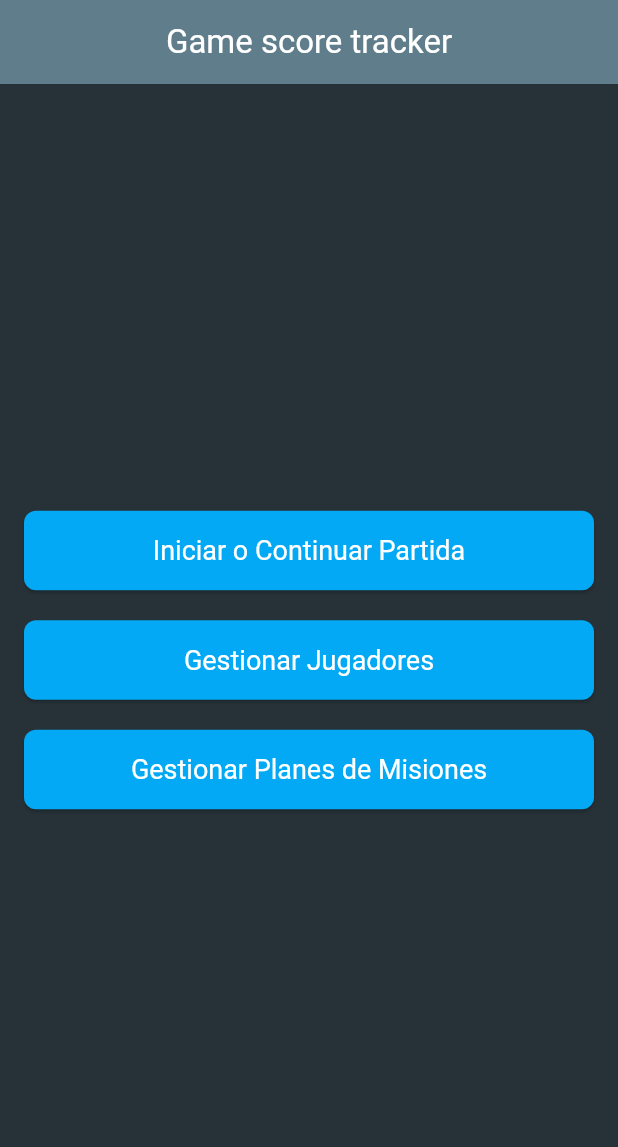
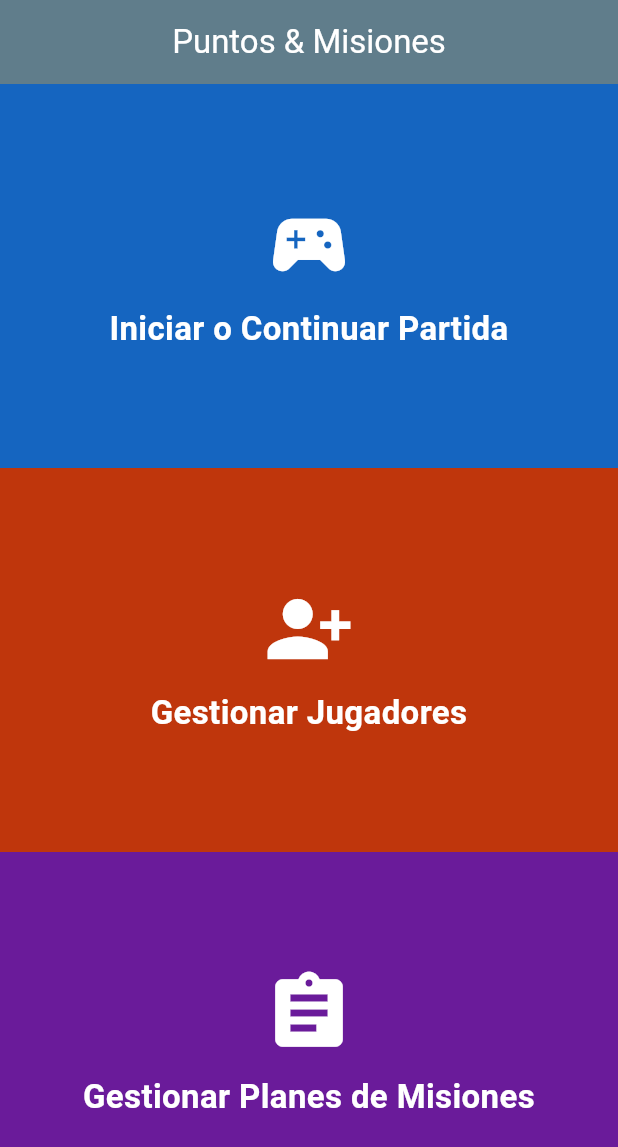
Before and after one commit to JPastorF/cedhmissions, a Flutter app: the screen it shows after launch, on a phone screen of 412 x 824 dp. Shown: the top 1147 px of the screen. Run offline on Flutter 3.47's test engine with Material 3 defaults, Android fonts, the light colour scheme and no system bars; our stand-ins replace file_picker, shared_preferences.

Commit message:
home design change

```diff
--- a/lib/screens/home_screen.dart
+++ b/lib/screens/home_screen.dart
@@ -1,6 +1,7 @@
+// lib/screens/home_screen.dart
 import 'package:flutter/material.dart';
-import 'game_screen.dart'; // Importa la pantalla de gestión de partida
-import 'favorite_players_screen.dart'; // Importa la pantalla de jugadores favoritos
+import 'game_screen.dart';
+import 'favorite_players_screen.dart';
 import 'mission_plans_screen.dart';
 
 class HomeScreen extends StatelessWidget {
@@ -8,64 +9,96 @@ class HomeScreen extends StatelessWidget {
 
   @override
   Widget build(BuildContext context) {
+    // Definimos un degradado para el fondo que se ajuste a tu tema oscuro.
+    const LinearGradient backgroundGradient = LinearGradient(
+      colors: [
+        Color(0xFF263238), // blueGrey.shade900
+        Color(0xFF37474F), // blueGrey.shade800
+      ],
+      begin: Alignment.topCenter,
+      end: Alignment.bottomCenter,
+    );
+
     return Scaffold(
-      appBar: AppBar(
-        title: const Text('Game score tracker'),
-        centerTitle: true,
-      ),
-      body: Center(
-        child: Padding(
-          padding: const EdgeInsets.all(16.0),
+      appBar: AppBar(title: const Text('Puntos & Misiones'), centerTitle: true),
+      body: Container(
+        decoration: const BoxDecoration(gradient: backgroundGradient),
         child: Column(
-            mainAxisAlignment: MainAxisAlignment.center,
           crossAxisAlignment: CrossAxisAlignment.stretch,
           children: [
-              // Botón para ir a la pantalla de la partida
-              ElevatedButton(
-                onPressed: () {
+            _buildExpandedOption(
+              context,
+              title: 'Iniciar o Continuar Partida',
+              icon: Icons.sports_esports,
+              color: Colors.blue.shade800, // Un azul profundo
+              onTap: () {
                 Navigator.of(context).push(
                   MaterialPageRoute(builder: (context) => const GameScreen()),
                 );
               },
-                style: ElevatedButton.styleFrom(
-                  padding: const EdgeInsets.symmetric(vertical: 16.0),
-                  textStyle: const TextStyle(fontSize: 18),
             ),
-                child: const Text('Iniciar o Continuar Partida'),
-              ),
-              const SizedBox(height: 20),
-              // Botón para ir a la pantalla de jugadores favoritos
-              ElevatedButton(
-                onPressed: () {
+            _buildExpandedOption(
+              context,
+              title: 'Gestionar Jugadores',
+              icon: Icons.person_add_alt_1,
+              color: Colors.deepOrange.shade900, // Un naranja oscuro
+              onTap: () {
                 Navigator.of(context).push(
                   MaterialPageRoute(
                     builder: (context) => const FavoritePlayersScreen(),
                   ),
                 );
               },
-                style: ElevatedButton.styleFrom(
-                  padding: const EdgeInsets.symmetric(vertical: 16.0),
-                  textStyle: const TextStyle(fontSize: 18),
             ),
-                child: const Text('Gestionar Jugadores'),
-              ),
-              const SizedBox(height: 20),
-              // Nuevo botón para la gestión de planes de misiones
-              ElevatedButton(
-                onPressed: () {
+            _buildExpandedOption(
+              context,
+              title: 'Gestionar Planes de Misiones',
+              icon: Icons.assignment,
+              color: Colors.purple.shade800, // Un púrpura oscuro
+              onTap: () {
                 Navigator.of(context).push(
                   MaterialPageRoute(
                     builder: (context) => const MissionPlansScreen(),
                   ),
                 );
               },
-                style: ElevatedButton.styleFrom(
-                  padding: const EdgeInsets.symmetric(vertical: 16.0),
-                  textStyle: const TextStyle(fontSize: 18),
-                ),
-                child: const Text('Gestionar Planes de Misiones'),
             ),
           ],
+        ),
+      ),
+    );
+  }
+
+  Widget _buildExpandedOption(
+    BuildContext context, {
+    required String title,
+    required IconData icon,
+    required Color color,
+    required VoidCallback onTap,
+  }) {
+    return Expanded(
+      child: Material(
+        color: color,
+        child: InkWell(
+          onTap: onTap,
+          child: Padding(
+            padding: const EdgeInsets.all(16.0),
+            child: Column(
+              mainAxisAlignment: MainAxisAlignment.center,
+              children: [
+                Icon(icon, size: 60, color: Colors.white),
+                const SizedBox(height: 10),
+                Text(
+                  title,
+                  textAlign: TextAlign.center,
+                  style: const TextStyle(
+                    color: Colors.white,
+                    fontSize: 22,
+                    fontWeight: FontWeight.bold,
+                  ),
+                ),
+              ],
+            ),
           ),
         ),
       ),
```
Lines whose indentation alone changed are shown as unchanged.
